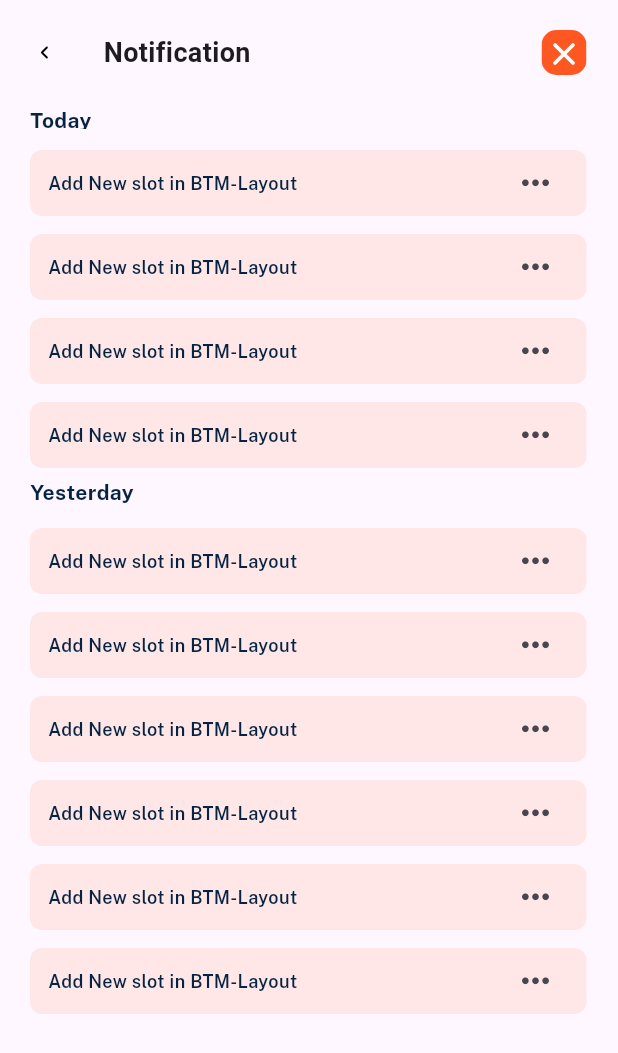
After one commit to Sabusabith/parking_admin, a Flutter app: the NotificationScreen screen opened directly, on a phone screen of 412 x 824 dp. The commit adds this screen. Shown: the top 1053 px of the screen. Run offline on Flutter 3.47's test engine with Material 3 defaults, Android fonts, the phone set to English and light mode, and no system bars; our stand-ins replace carousel_slider, dropdown_button2, flutter_otp_text_field, flutter_svg, get, google_fonts and 2 more; missing offline and left inert: book_my_seat.

Commit message:
commit after added map and notification screen

```diff
--- a/lib/utils/common/appcolors.dart
+++ b/lib/utils/common/appcolors.dart
@@ -11,3 +11,6 @@ const Color kgraphtilecolor = Color(0xffFCDDC3);
 const Color kgrey2tilecolor = Color(0xffEEF2F6);
 const Color kgreencolor = Color(0xff088444);
 const Color kbluecolor = Color(0xff01509D);
+
+const Color kblackcolor = Color(0xff062441);
+const Color kpeachtilecolor = Color(0xffFFE7E7);
--- a/lib/views/home/home.dart
+++ b/lib/views/home/home.dart
@@ -1,3 +1,5 @@
+import 'dart:developer';
+
 import 'package:flutter/material.dart';
 import 'package:flutter_svg/flutter_svg.dart';
 import 'package:get/get.dart';
@@ -8,6 +10,7 @@ import 'package:parking_app_admin/views/home/dashboard/dashboard.dart';
 import 'package:parking_app_admin/views/home/myList/my_list.dart';
 import 'package:parking_app_admin/views/home/my_wallet/my_wallet.dart';
 import 'package:parking_app_admin/views/home/profile/profile.dart';
+import 'package:parking_app_admin/views/notification_screen/notification_screen.dart';
 import '../../core/controllers/homecontroller/home_controller.dart';
 import '../../utils/common/appcolors.dart';
 
@@ -27,7 +30,11 @@ class Home extends StatelessWidget {
           return AppBar(
             toolbarHeight: 25,
             surfaceTintColor: Colors.transparent,
-            backgroundColor: controller.selectedIndex.value == 3? kprimerycolor: controller.selectedIndex.value == 4?kprimerycolor:kbgcolor,  // Reactive background color
+            backgroundColor: controller.selectedIndex.value == 3
+                ? kprimerycolor
+                : controller.selectedIndex.value == 4
+                    ? kprimerycolor
+                    : kbgcolor, // Reactive background color
             leadingWidth: 45,
             leading: Padding(
               padding: const EdgeInsets.only(left: 20),
@@ -40,9 +47,15 @@ class Home extends StatelessWidget {
                   )),
             ),
             actions: [
-              SvgPicture.asset(
-                "assets/icons/bell.svg",
-                height: 30,
+              GestureDetector(
+                onTap: () {
+                  Get.to(NotificationScreen());
+
+                },
+                child: SvgPicture.asset(
+                  "assets/icons/bell.svg",
+                  height: 30,
+                ),
               ),
               SizedBox(
                 width: 20,
@@ -77,8 +90,7 @@ class Home extends StatelessWidget {
                     fontWeight: FontWeight.w500,
                     fontSize: 10),
                 selectedItemColor: Colors.grey.shade900,
-                unselectedItemColor:
-                    Colors.grey.shade800,
+                unselectedItemColor: Colors.grey.shade800,
                 currentIndex: controller.selectedIndex.value,
                 onTap: controller.changeIndex,
                 items: [
@@ -144,10 +156,5 @@ class Home extends StatelessWidget {
     );
   }
 
-  List _screens = [
-    Dashboard(),
-    MyList(),
-    Bookings(),
-    MyWallet(),
-Profile()  ];
+  List _screens = [Dashboard(), MyList(), Bookings(), MyWallet(), Profile()];
 }
--- a/lib/views/home/myList/add_new_area/add_new_area.dart
+++ b/lib/views/home/myList/add_new_area/add_new_area.dart
@@ -190,14 +190,52 @@ class AddNewArea extends StatelessWidget {
                         controller: arealocationcontroller,
                       ),
                     ),
-                    SizedBox(
+                    const SizedBox(
                       width: 5,
                     ),
                     Column(
                       mainAxisAlignment: MainAxisAlignment.center,
                       children: [
                         GestureDetector(
-                            onTap: () {},
+                            onTap: () {
+                              //alert dialogue for location............
+                              Get.dialog(AlertDialog(
+                                shape: RoundedRectangleBorder(
+                                    borderRadius: BorderRadius.circular(12)),
+                                contentPadding: EdgeInsets.all(0),
+                                content: Stack(
+                                  children: [
+                                    Container(
+                                      height: 375,
+                                      width: 560,
+                                      decoration: BoxDecoration(
+                                          borderRadius:
+                                              BorderRadius.circular(12)),
+                                      child: ClipRRect(
+                                        borderRadius: BorderRadius.circular(12),
+                                        child: Image.asset(
+                                          "assets/images/image 6.png",
+                                          fit: BoxFit.cover,
+                                        ),
+                                      ),
+                                    ),
+                                    Positioned(
+                                      top: 5,
+                                      right: 5,
+                                      child: GestureDetector(
+                                        onTap: () {
+                                          Get.back();
+                                        },
+                                        child: SvgPicture.asset(
+                                          "assets/icons/close.svg",
+                                          height: 30,
+                                        ),
+                                      ),
+                                    )
+                                  ],
+                                ),
+                              ));
+                            },
                             child: Image.asset(
                               "assets/icons/Location.png",
                               color: ksecndrycolor,
--- /dev/null
+++ b/lib/views/notification_screen/notification_screen.dart
@@ -0,0 +1,189 @@
+// ignore_for_file: prefer_const_constructors
+
+
+import 'package:flutter/material.dart';
+import 'package:flutter_svg/flutter_svg.dart';
+import 'package:get/get.dart';
+import 'package:google_fonts/google_fonts.dart';
+import 'package:parking_app_admin/core/controllers/homecontroller/home_controller.dart';
+import 'package:parking_app_admin/utils/common/appcolors.dart';
+
+class NotificationScreen extends StatelessWidget {
+  NotificationScreen({super.key});
+  final HomeController controller = Get.put(HomeController());
+
+  @override
+  Widget build(BuildContext context) {
+    final size = MediaQuery.of(context).size;
+    return Scaffold(
+      body: SizedBox(
+        width: size.width,
+        height: size.height,
+        child: SafeArea(
+          bottom: false,
+          child: Padding(
+            padding:
+                const EdgeInsets.only(top: 20, left: 20, right: 21, bottom: 20),
+            child: SingleChildScrollView(
+              child: Column(
+                  crossAxisAlignment: CrossAxisAlignment.start,
+                  mainAxisAlignment: MainAxisAlignment.start,
+                  children: [
+                    Row(
+                      children: [
+                        GestureDetector(
+                          onTap: () {
+                            // navigate to myList screen
+                            Get.back();
+                          },
+                          child: SvgPicture.asset(
+                            "assets/icons/backarrow.svg",
+                            color: Colors.black,
+                            height: 20,
+                          ),
+                        ),
+                        const SizedBox(
+                          width: 29,
+                        ),
+                        const Text(
+                          "Notification",
+                          style: TextStyle(
+                              fontWeight: FontWeight.w700, fontSize: 18),
+                        ),
+                        const Spacer(),
+                        GestureDetector(
+                          onTap: () {
+                            // navigate to home
+                            Get.back();
+                          },
+                          child: SvgPicture.asset(
+                            "assets/icons/close.svg",
+                            height: 30,
+                          ),
+                        )
+                      ],
+                    ),
+                    const SizedBox(
+                      height: 20,
+                    ),
+                    SizedBox(
+                      height: 16,
+                      child: Text(
+                        "Today",
+                        style: GoogleFonts.publicSans(
+                          fontSize: 14,
+                          fontWeight: FontWeight.w700,
+                          color: kblackcolor,
+
+                        ),
+                      ),
+                    ),
+                    SizedBox(
+                      height: 14,
+                    ),
+                    ListView.separated(
+                      shrinkWrap: true,
+                      physics: NeverScrollableScrollPhysics(),
+                      separatorBuilder: (context, index) => SizedBox(
+                        height: 12,
+                      ),
+                      itemCount: 4,
+                      itemBuilder: (context, index) => Container(
+                        height: 44,
+                        width: size.width,
+                        decoration: BoxDecoration(
+                            color: kpeachtilecolor,
+                            borderRadius: BorderRadius.circular(8)),
+                        child: Padding(
+                          padding: const EdgeInsets.only(
+                            right: 10,
+                            left: 12,
+                          ),
+                          child: Row(
+                            children: [
+                              Text(
+                                "Add New slot in BTM-Layout",
+                                style: GoogleFonts.publicSans(
+                                    fontWeight: FontWeight.w600,
+                                    fontSize: 12,
+
+                                    color: kblackcolor),
+                              ),
+                              Spacer(),
+                              IconButton(
+                                  onPressed: () {
+                                    // function to be written
+                                  },
+                                  icon: Icon(
+                                    Icons.more_horiz,
+                                    size: 27,
+                                  ))
+                            ],
+                          ),
+                        ),
+                      ),
+                    ),
+                    SizedBox(
+                      height: 6,
+                    ),
+                    SizedBox(
+                      child: Text(
+                        "Yesterday",
+                        style: GoogleFonts.publicSans(
+                            color: kblackcolor,
+                            fontSize: 14,
+                            fontWeight: FontWeight.w700),
+                      ),
+                    ),
+                    SizedBox(
+                      height: 14,
+                    ),
+                    ListView.separated(
+                        shrinkWrap: true,
+                        physics: NeverScrollableScrollPhysics(),
+                        itemBuilder: (context, index) => Container(
+                              height: 44,
+                              width: size.width,
+                              decoration: BoxDecoration(
+                                  color: kpeachtilecolor,
+                                  borderRadius: BorderRadius.circular(8)),
+                              child: Padding(
+                                padding: const EdgeInsets.only(
+                                  right: 10,
+                                  left: 12,
+                                ),
+                                child: Row(
+                                  children: [
+                                    Text(
+                                      "Add New slot in BTM-Layout",
+                                      style: GoogleFonts.publicSans(
+                                          fontWeight: FontWeight.w600,
+                                          fontSize: 12,
+
+                                          color: kblackcolor),
+                                    ),
+                                    Spacer(),
+                                    IconButton(
+                                        onPressed: () {
+                                          // function to be written
+                                        },
+                                        icon: Icon(
+                                          Icons.more_horiz,
+                                          size: 27,
+                                        ))
+                                  ],
+                                ),
+                              ),
+                            ),
+                        separatorBuilder: (context, index) => SizedBox(
+                              height: 12,
+                            ),
+                        itemCount: 6)
+                  ]),
+            ),
+          ),
+        ),
+      ),
+    );
+  }
+}
```
Also changed, not shown: lib/main.dart (+3 -4 lines), assets/images/image 6.png (added).
